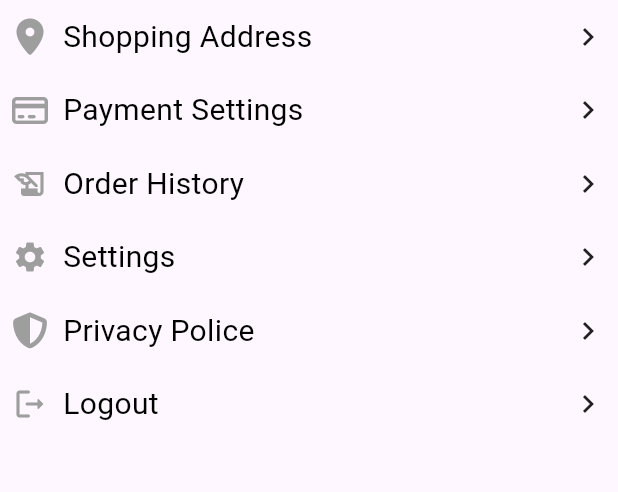
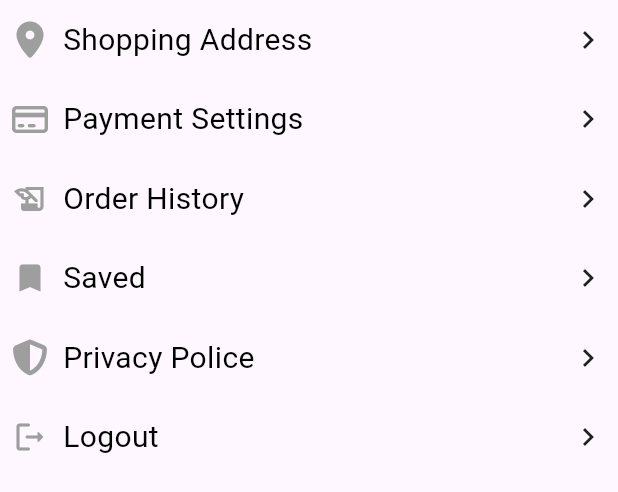
Before and after one commit to mlotfy32/Green-Souq, a Flutter app: the CustomSettingList widget shown alone on an empty page, opened directly, on a phone screen of 412 x 824 dp. Shown: the top 492 px of the screen. Run offline on Flutter 3.47's test engine with Material 3 defaults, Android fonts, the phone set to English and light mode, and no system bars; our stand-ins replace animate_do, bloc, cached_network_image, dartz, dio, firebase_auth and 21 more; missing offline and left inert: flutter_facebook_auth, flutter_webrtc; accounts and stored records are empty; network calls fail.

Commit message:
add saved feature

```diff
--- a/lib/core/utiles/constanse.dart
+++ b/lib/core/utiles/constanse.dart
@@ -5,4 +5,5 @@ class Constanse {
   Constanse._internal();
   static final Constanse _instance = Constanse._internal();
   static const kCartBox = 'CartBox';
+  static const kSavedBox = 'SavedBox';
 }
--- a/lib/features/home/presentation/view/widgets/homeTabView.dart
+++ b/lib/features/home/presentation/view/widgets/homeTabView.dart
@@ -46,6 +46,8 @@ class _HomeTabViewState extends State<HomeTabView> {
                   child: BlocProvider<ChangeAmoutCubit>(
                     create: (context) => ChangeAmoutCubit(),
                     child: ServicesDetailes(
+                      isSaved: false,
+
                       search: name[index],
                       imageUrl: images[index],
                       servicesType: servicesType[index],
--- /dev/null
+++ b/lib/features/prefile/data/models/saved_model.dart
@@ -0,0 +1,27 @@
+import 'package:hive_flutter/hive_flutter.dart';
+part 'saved_model.g.dart';
+
+@HiveType(typeId: 0)
+class SavedModel {
+  @HiveField(0)
+  final String imageUrl;
+  @HiveField(1)
+  final String name;
+  @HiveField(2)
+  final String price;
+  @HiveField(3)
+  final String rating;
+  @HiveField(4)
+  final String servicesType;
+  @HiveField(5)
+  final String description;
+
+  SavedModel({
+    required this.imageUrl,
+    required this.name,
+    required this.price,
+    required this.rating,
+    required this.servicesType,
+    required this.description,
+  });
+}
--- /dev/null
+++ b/lib/features/prefile/presentation/cubits/saved/saved_cubit.dart
@@ -0,0 +1,36 @@
+import 'package:bloc/bloc.dart';
+import 'package:green_souq/core/utiles/constanse.dart';
+import 'package:green_souq/core/utiles/helper.dart';
+import 'package:green_souq/features/prefile/data/models/saved_model.dart';
+import 'package:hive/hive.dart';
+import 'package:meta/meta.dart';
+part 'saved_state.dart';
+
+class SavedCubit extends Cubit<SavedState> {
+  SavedCubit() : super(SavedInitial());
+
+  getSaved() async {
+    emit(SavedLoading());
+    Box<SavedModel> savedModel = await Hive.box(Constanse.kSavedBox);
+    try {
+      List<SavedModel> saved = await savedModel.values.toList();
+      if (saved.isEmpty) {
+        emit(SavedEmpty());
+      } else {
+        emit(SavedSuccess(data: saved.reversed.toList()));
+      }
+    } catch (e) {
+      emit(SavedFailure(error: e.toString()));
+    }
+  }
+
+  addToSaved({required SavedModel save}) async {
+    try {
+      Box<SavedModel> saveModel = await Hive.box(Constanse.kSavedBox);
+      saveModel.add(save);
+      Helper.FlutterToast(title: 'Saved ✅', success: true);
+    } on Exception catch (e) {
+      Helper.FlutterToast(title: '$e', success: false);
+    }
+  }
+}
--- /dev/null
+++ b/lib/features/prefile/presentation/cubits/saved/saved_state.dart
@@ -0,0 +1,22 @@
+part of 'saved_cubit.dart';
+
+@immutable
+abstract class SavedState {}
+
+class SavedInitial extends SavedState {}
+
+class SavedLoading extends SavedState {}
+
+class SavedEmpty extends SavedState {}
+
+class SavedSuccess extends SavedState {
+  final List<SavedModel> data;
+
+  SavedSuccess({required this.data});
+}
+
+class SavedFailure extends SavedState {
+  final String error;
+
+  SavedFailure({required this.error});
+}
--- a/lib/features/prefile/presentation/view/widgets/custom_setting_list.dart
+++ b/lib/features/prefile/presentation/view/widgets/custom_setting_list.dart
@@ -1,6 +1,10 @@
 import 'package:flutter/material.dart';
+import 'package:flutter_bloc/flutter_bloc.dart';
 import 'package:font_awesome_flutter/font_awesome_flutter.dart';
+import 'package:green_souq/core/utiles/extentions/extentions.dart';
 import 'package:green_souq/core/utiles/styles/fontStyle.dart';
+import 'package:green_souq/features/prefile/presentation/cubits/saved/saved_cubit.dart';
+import 'package:green_souq/features/prefile/presentation/view/widgets/saved_view.dart';
 
 // ignore: must_be_immutable
 class CustomSettingList extends StatelessWidget {
@@ -11,7 +15,15 @@ class CustomSettingList extends StatelessWidget {
     return Column(
       children: settingsList.asMap().entries.map((value) {
         return Padding(
-          padding: const EdgeInsets.symmetric(horizontal: 8, vertical: 10),
+          padding: const EdgeInsets.symmetric(horizontal: 8, vertical: 12),
+          child: InkWell(
+            onTap: () => context.navigateTo(
+              context: context,
+              child: BlocProvider<SavedCubit>(
+                create: (context) => SavedCubit(),
+                child: const SavedView(),
+              ),
+            ),
             child: Row(
               children: [
                 Icon(iconsList[value.key], color: Colors.grey),
@@ -27,6 +39,7 @@ class CustomSettingList extends StatelessWidget {
                 const Icon(Icons.keyboard_arrow_right_sharp),
               ],
             ),
+          ),
         );
       }).toList(),
     );
@@ -36,7 +49,7 @@ class CustomSettingList extends StatelessWidget {
     'Shopping Address',
     'Payment Settings',
     'Order History',
-    'Settings',
+    'Saved',
     'Privacy Police',
     'Logout',
   ];
@@ -44,7 +57,7 @@ class CustomSettingList extends StatelessWidget {
     FontAwesomeIcons.locationDot,
     FontAwesomeIcons.creditCard,
     Icons.history_edu,
-    Icons.settings,
+    Icons.bookmark,
     FontAwesomeIcons.shieldHalved,
     Icons.logout_rounded,
   ];
--- a/lib/features/services/presentation/view/widget/detailes_top_part.dart
+++ b/lib/features/services/presentation/view/widget/detailes_top_part.dart
@@ -45,7 +45,7 @@ class DetailesTopPart extends StatelessWidget {
               'Available in stock',
               style: FontStyle.f14w400gray.copyWith(color: Colors.green),
             ),
-            Text('$price\$ $servicesType', style: FontStyle.f16w500black),
+            Text('$price\$ /$servicesType', style: FontStyle.f16w500black),
           ],
         ),
       ],
```
Also changed, not shown: lib/features/home/presentation/view/widgets/customSearchRow.dart (+15 -0 lines), lib/features/prefile/presentation/view/widgets/saved_item.dart (added, +78 -0 lines), lib/features/prefile/presentation/view/widgets/saved_view.dart (added, +73 -0 lines), lib/features/services/presentation/view/widget/detailes_appbar.dart (+48 -19 lines), lib/features/services/presentation/view/widget/related_products.dart (+28 -3 lines), lib/features/services/presentation/view/widget/servicesCategory.dart (+6 -5 lines), lib/features/services/presentation/view/widget/servicesDetailes.dart (+24 -7 lines), lib/main.dart (+6 -3 lines), lib/features/prefile/data/models/saved_model.g.dart (added). Lines whose indentation alone changed are shown as unchanged.
